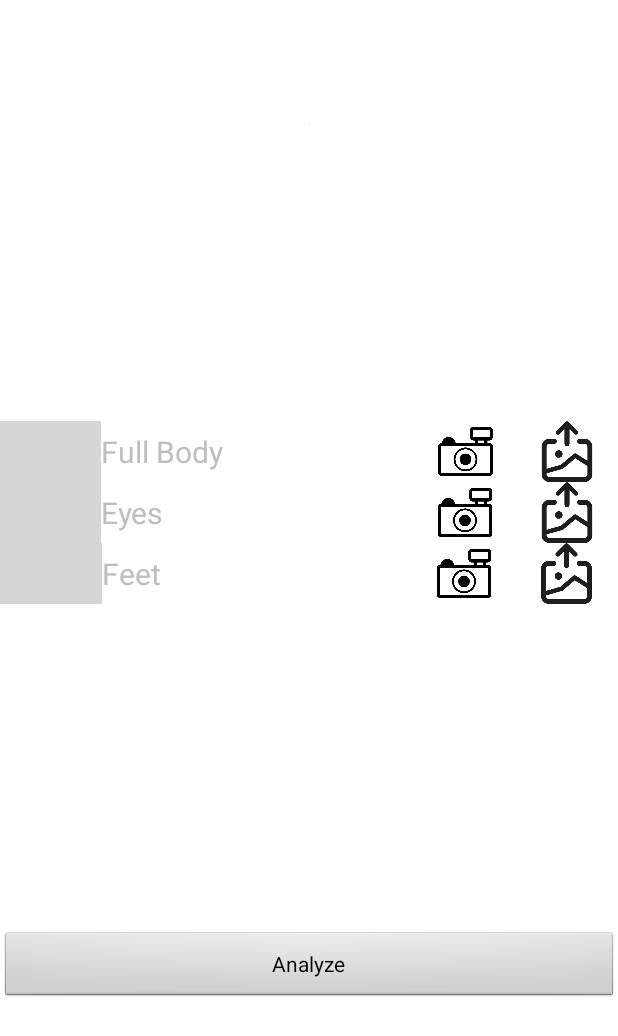
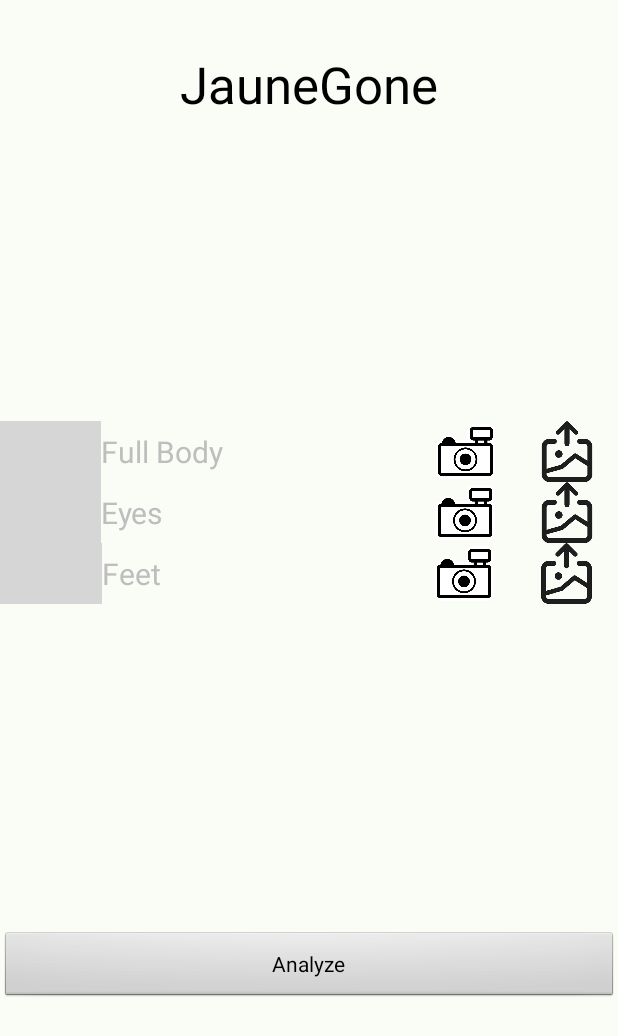
Before and after one commit to yellowchihuahua/HopHacks2025, an Android app: the layout activity_main.xml on its own in the app's theme, with its tools: preview values and no code run, on a phone screen of 412 x 824 dp. Shown: the top 1036 px of the screen. Run offline under Robolectric (Android 15) with nearby library versions, the phone set to English and light mode, and no system bars; plain views replace JavaCameraView; grey boxes are pictures that could not be loaded.

Commit message:
add title and flavor text

```diff
--- a/app/src/main/res/layout/activity_main.xml
+++ b/app/src/main/res/layout/activity_main.xml
@@ -5,7 +5,7 @@
     xmlns:tools="http://schemas.android.com/tools"
     android:layout_width="match_parent"
     android:layout_height="match_parent"
-    android:background="#FFFFFF"
+    android:background="#FAFDF6"
     tools:context=".MainActivity">
 
     <FrameLayout
@@ -172,18 +172,17 @@
         android:layout_height="match_parent"
         android:visibility="visible">
 
-        <ImageView
-            android:id="@+id/logo_img_view"
+        <TextView
+            android:id="@+id/titleTextView"
             android:layout_width="wrap_content"
             android:layout_height="wrap_content"
-            android:visibility="visible"
-            app:layout_constraintBottom_toBottomOf="parent"
+            android:paddingTop="50px"
+            android:text="JauneGone"
+            android:textColor="@color/black"
+            android:textSize="34sp"
             app:layout_constraintEnd_toEndOf="parent"
-            app:layout_constraintHorizontal_bias="0.5"
             app:layout_constraintStart_toStartOf="parent"
-            app:layout_constraintTop_toTopOf="parent"
-            app:layout_constraintVertical_bias="0.1"
-            tools:src="@tools:sample/avatars" />
+            app:layout_constraintTop_toTopOf="parent" />
 
         <LinearLayout
             android:id="@+id/home_screen_rows_layout"
--- a/app/src/main/res/values/colors.xml
+++ b/app/src/main/res/values/colors.xml
@@ -2,4 +2,5 @@
 <resources>
     <color name="black">#FF000000</color>
     <color name="white">#FFFFFFFF</color>
+    <color name="title">#FF00FFFF</color>
 </resources>
```
Also changed, not shown: app/src/main/java/com/example/hophacks2025app/MainActivity.java (+2 -10 lines), app/src/main/res/drawable/logo.png (added), 1 other file.
